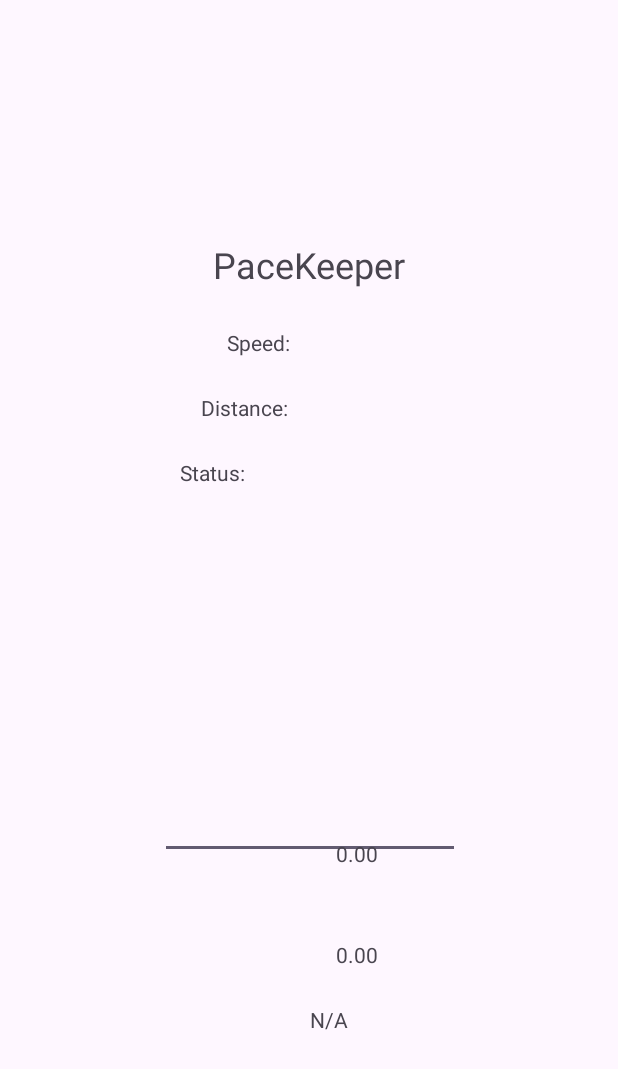
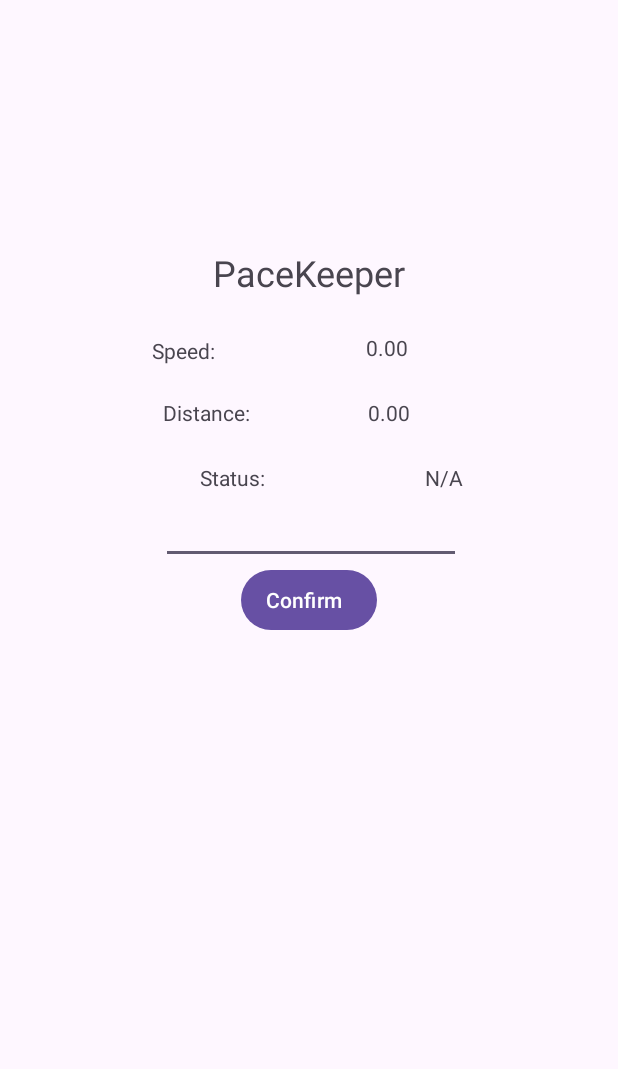
Before and after one commit to Emrik123/PaceKeeper, an Android app: the screen it shows after launch (MainActivity), on a phone screen of 412 x 824 dp. Shown: the top 1069 px of the screen. Run offline under Robolectric (Android 15) with nearby library versions, the phone set to English and light mode, and no system bars.

Commit message:
Layout fix for prototype

```diff
--- a/app/src/main/java/com/example/pacekeeper/MainActivity.java
+++ b/app/src/main/java/com/example/pacekeeper/MainActivity.java
@@ -89,18 +89,18 @@ public class MainActivity extends AppCompatActivity {
         String s1 = Double.toString(roundedSpeed);
         String s2 = getString(R.string.viewString);
         String s3 = getString(R.string.viewString2);
-        statusDisplay.setText(s1);
+        speedDisplay.setText(s1);
         //viewSpeed.setText(s2 + s1 + s3);
         //Toast.makeText(MainActivity.this,Double.toString(currentSpeed), Toast.LENGTH_SHORT).show();
         if(roundedSpeed == speed || (roundedSpeed >= speed -1 && roundedSpeed <= speed +1)){
-            speedDisplay.setText(getString(R.string.reachedSpeed));
-            statusDisplay.setTextColor(Color.parseColor("green"));
+            statusDisplay.setText(getString(R.string.reachedSpeed));
+            speedDisplay.setTextColor(Color.parseColor("green"));
         }else if(roundedSpeed > speed+1){
-            speedDisplay.setText(getString(R.string.tooFast));
-            statusDisplay.setTextColor(Color.parseColor("red"));
+            statusDisplay.setText(getString(R.string.tooFast));
+            speedDisplay.setTextColor(Color.parseColor("red"));
         }else if(roundedSpeed < speed-1){
-            speedDisplay.setText(getString(R.string.tooSlow));
-            statusDisplay.setTextColor(Color.parseColor("blue"));
+            statusDisplay.setText(getString(R.string.tooSlow));
+            speedDisplay.setTextColor(Color.parseColor("blue"));
         }
     }
 }
--- a/app/src/main/res/layout/activity_main.xml
+++ b/app/src/main/res/layout/activity_main.xml
@@ -13,13 +13,11 @@
             android:layout_width="wrap_content"
             android:layout_height="wrap_content"
             android:layout_marginStart="160dp"
-            android:layout_marginTop="-20dp"
             android:layout_marginEnd="160dp"
-            android:layout_marginBottom="130dp"
-            android:text="Confirm"
+            android:layout_marginBottom="400dp"
+            android:text="@string/confirm"
             app:layout_constraintBottom_toBottomOf="parent"
             app:layout_constraintEnd_toEndOf="parent"
-            app:layout_constraintHorizontal_bias="0.507"
             app:layout_constraintStart_toStartOf="parent"
             app:layout_constraintTop_toBottomOf="@+id/speedInput" android:visibility="visible"
             tools:visibility="visible"/>
@@ -29,12 +27,10 @@
             android:layout_height="48dp"
             android:layout_marginStart="100dp"
             android:layout_marginEnd="98dp"
-            android:layout_marginBottom="400dp"
             android:ems="10"
             android:inputType="text"
             app:layout_constraintBottom_toTopOf="@+id/confirmButton"
             app:layout_constraintEnd_toEndOf="parent"
-            app:layout_constraintHorizontal_bias="0.492"
             app:layout_constraintStart_toStartOf="parent"
             app:layout_constraintTop_toBottomOf="@+id/paceKeeper" android:visibility="visible"
             tools:visibility="visible"/>
@@ -47,7 +43,7 @@
             app:layout_constraintStart_toStartOf="parent" android:layout_marginStart="140dp"
             app:layout_constraintTop_toTopOf="parent"  android:layout_marginEnd="140dp"
             app:layout_constraintEnd_toEndOf="parent"
-            android:layout_marginTop="160dp" android:visibility="visible" tools:visibility="visible"
+            android:layout_marginTop="360dp" android:visibility="visible" tools:visibility="visible"
             android:layout_marginBottom="26dp" app:layout_constraintBottom_toTopOf="@+id/speedLabel"/>
     <TextView
             android:id="@+id/speedLabel"
@@ -56,9 +52,9 @@
             android:layout_height="wrap_content"
             tools:visibility="visible" android:visibility="visible"
             android:layout_marginBottom="24dp" app:layout_constraintBottom_toTopOf="@+id/distanceLabel"
-            app:layout_constraintStart_toStartOf="parent" android:layout_marginStart="100dp"
+            app:layout_constraintStart_toStartOf="parent" android:layout_marginStart="50dp"
             app:layout_constraintHorizontal_bias="0.189"
-            app:layout_constraintEnd_toEndOf="parent"
+            app:layout_constraintEnd_toEndOf="parent" android:layout_marginEnd="48dp"
             app:layout_constraintTop_toBottomOf="@id/paceKeeper"
             app:layout_constraintVertical_bias="0.977" />
     <TextView
@@ -66,54 +62,50 @@
             android:text="@string/_0_00"
             android:layout_width="wrap_content"
             android:layout_height="wrap_content"
-            app:layout_constraintBottom_toTopOf="@id/distanceDisplay" android:layout_marginBottom="48dp"
+            app:layout_constraintBottom_toTopOf="@id/distanceDisplay"
             app:layout_constraintStart_toEndOf="@id/speedLabel"
-            android:layout_marginEnd="160dp" app:layout_constraintEnd_toEndOf="parent"
-            app:layout_constraintTop_toBottomOf="parent" android:layout_marginTop="100dp"
-            app:layout_constraintVertical_bias="0.977"
-            android:visibility="visible" tools:visibility="visible" app:layout_constraintHorizontal_bias="1.0"/>
+            android:layout_marginEnd="40dp" app:layout_constraintEnd_toEndOf="parent"
+            app:layout_constraintTop_toBottomOf="@id/paceKeeper" android:layout_marginTop="24dp"
+            android:visibility="visible" tools:visibility="visible"/>
     <TextView
             android:id="@+id/distanceLabel"
             android:text="@string/distance"
             android:layout_width="wrap_content"
             android:layout_height="wrap_content"
-            app:layout_constraintStart_toStartOf="parent"
-            app:layout_constraintEnd_toEndOf="@id/distanceDisplay" android:layout_marginStart="100dp"
-            app:layout_constraintHorizontal_bias="0.360"
+            app:layout_constraintStart_toStartOf="parent" android:layout_marginStart="50dp"
+            app:layout_constraintEnd_toEndOf="@id/distanceDisplay" android:layout_marginEnd="48dp"
             android:layout_marginBottom="24dp"
-            app:layout_constraintBottom_toTopOf="@+id/statusLabel" app:layout_constraintVertical_bias="0.976"
+            app:layout_constraintBottom_toTopOf="@+id/statusLabel"
             app:layout_constraintTop_toTopOf="parent" android:visibility="visible" tools:visibility="visible"/>
     <TextView
             android:id="@+id/distanceDisplay"
             android:text="@string/_0_00"
             android:layout_width="wrap_content"
             android:layout_height="wrap_content"
-            app:layout_constraintEnd_toEndOf="parent" android:layout_marginEnd="160dp"
-            app:layout_constraintStart_toEndOf="@+id/distanceLabel" android:layout_marginBottom="24dp"
-            app:layout_constraintBottom_toTopOf="@+id/statusDisplay" app:layout_constraintHorizontal_bias="1.0"
-            app:layout_constraintTop_toBottomOf="@id/speedDisplay" app:layout_constraintVertical_bias="0.97"
+            app:layout_constraintEnd_toEndOf="parent" android:layout_marginEnd="60dp"
+            app:layout_constraintStart_toEndOf="@+id/distanceLabel"
+            app:layout_constraintBottom_toTopOf="@+id/statusDisplay"
+            app:layout_constraintTop_toBottomOf="@id/speedDisplay" android:layout_marginTop="24dp"
             android:visibility="visible" tools:visibility="visible"/>
     <TextView
             android:id="@+id/statusLabel"
             android:text="@string/status"
             android:layout_width="wrap_content"
             android:layout_height="wrap_content"
-            app:layout_constraintStart_toStartOf="parent" android:layout_marginStart="100dp"
-            app:layout_constraintBottom_toTopOf="@+id/speedInput" android:layout_marginBottom="200dp"
-            app:layout_constraintEnd_toStartOf="@id/statusDisplay" android:layout_marginEnd="24dp"
+            app:layout_constraintStart_toStartOf="parent" android:layout_marginStart="50dp"
+            app:layout_constraintBottom_toTopOf="@+id/speedInput"
+            app:layout_constraintEnd_toStartOf="@id/statusDisplay" android:layout_marginEnd="48dp"
             app:layout_constraintTop_toBottomOf="@id/distanceLabel"
-            android:visibility="visible" tools:visibility="visible" app:layout_constraintHorizontal_bias="0.437"
-            app:layout_constraintVertical_bias="1.0"/>
+            android:visibility="visible" tools:visibility="visible"/>
     <TextView
             android:id="@+id/statusDisplay"
             android:text="@string/n_a"
             android:layout_width="wrap_content"
             android:layout_height="wrap_content"
-            app:layout_constraintEnd_toEndOf="parent" android:layout_marginEnd="160dp"
-            app:layout_constraintStart_toEndOf="@id/statusLabel"
-            app:layout_constraintBottom_toTopOf="@+id/speedInput" android:layout_marginBottom="200dp"
-            app:layout_constraintTop_toBottomOf="@id/distanceDisplay"
-            app:layout_constraintVertical_bias="0.651" android:visibility="visible" tools:visibility="visible"
-            app:layout_constraintHorizontal_bias="0.971" />
+            app:layout_constraintEnd_toEndOf="parent" android:layout_marginEnd="20dp"
+            app:layout_constraintStart_toEndOf="@id/statusLabel" android:layout_marginStart="-24dp"
+            app:layout_constraintBottom_toTopOf="@+id/speedInput"
+            app:layout_constraintTop_toBottomOf="@id/distanceDisplay" android:layout_marginTop="24dp"
+            android:visibility="visible" tools:visibility="visible"/>
 
 </androidx.constraintlayout.widget.ConstraintLayout>
--- a/app/src/main/res/values/strings.xml
+++ b/app/src/main/res/values/strings.xml
@@ -11,4 +11,5 @@
     <string name="speed">Speed: </string>
     <string name="n_a">N/A</string>
     <string name="distance">Distance: </string>
+    <string name="confirm">Confirm</string>
 </resources>
```
